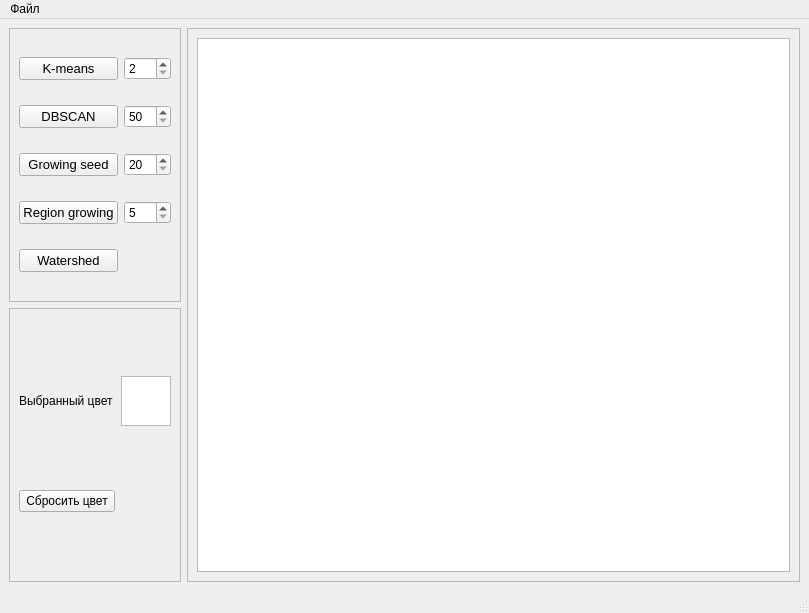
MaGmYmS/Computer-Vision-lab_5, file MainWindow.ui: the form before one commit.
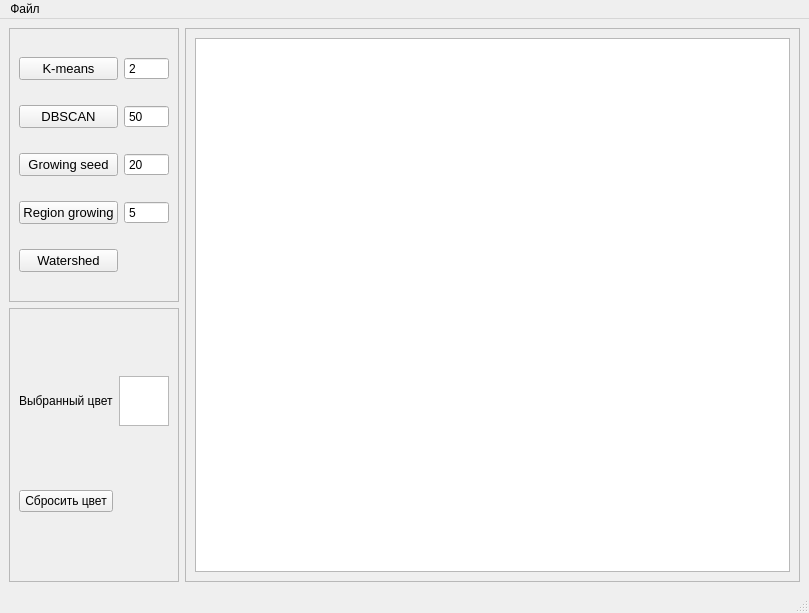
The form after the commit.

```diff
--- a/MainWindow.ui
+++ b/MainWindow.ui
@@ -28,6 +28,9 @@
         <layout class="QGridLayout" name="gridLayout">
          <item row="3" column="1">
           <widget class="QDoubleSpinBox" name="dspinbox_region_growing">
+           <property name="buttonSymbols">
+            <enum>QAbstractSpinBox::ButtonSymbols::NoButtons</enum>
+           </property>
            <property name="decimals">
             <number>0</number>
            </property>
@@ -41,6 +44,9 @@
          </item>
          <item row="0" column="1">
           <widget class="QDoubleSpinBox" name="dspinbox_k_means">
+           <property name="buttonSymbols">
+            <enum>QAbstractSpinBox::ButtonSymbols::NoButtons</enum>
+           </property>
            <property name="decimals">
             <number>0</number>
            </property>
@@ -54,6 +60,9 @@
          </item>
          <item row="1" column="1">
           <widget class="QDoubleSpinBox" name="dspinbox_DBSCAN">
+           <property name="buttonSymbols">
+            <enum>QAbstractSpinBox::ButtonSymbols::NoButtons</enum>
+           </property>
            <property name="decimals">
             <number>0</number>
            </property>
@@ -67,6 +76,9 @@
          </item>
          <item row="2" column="1">
           <widget class="QDoubleSpinBox" name="dspinbox_growing_seed">
+           <property name="buttonSymbols">
+            <enum>QAbstractSpinBox::ButtonSymbols::NoButtons</enum>
+           </property>
            <property name="decimals">
             <number>0</number>
            </property>
```
Left out of the diff: 2 changed lines with no effect on the pictures.
